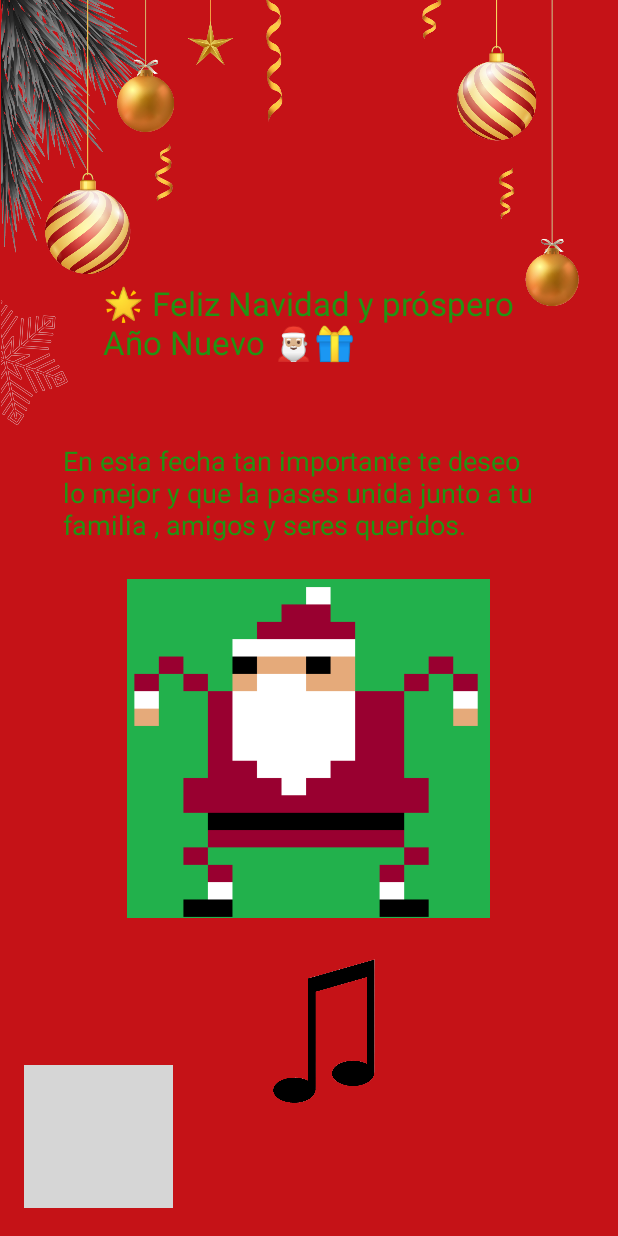
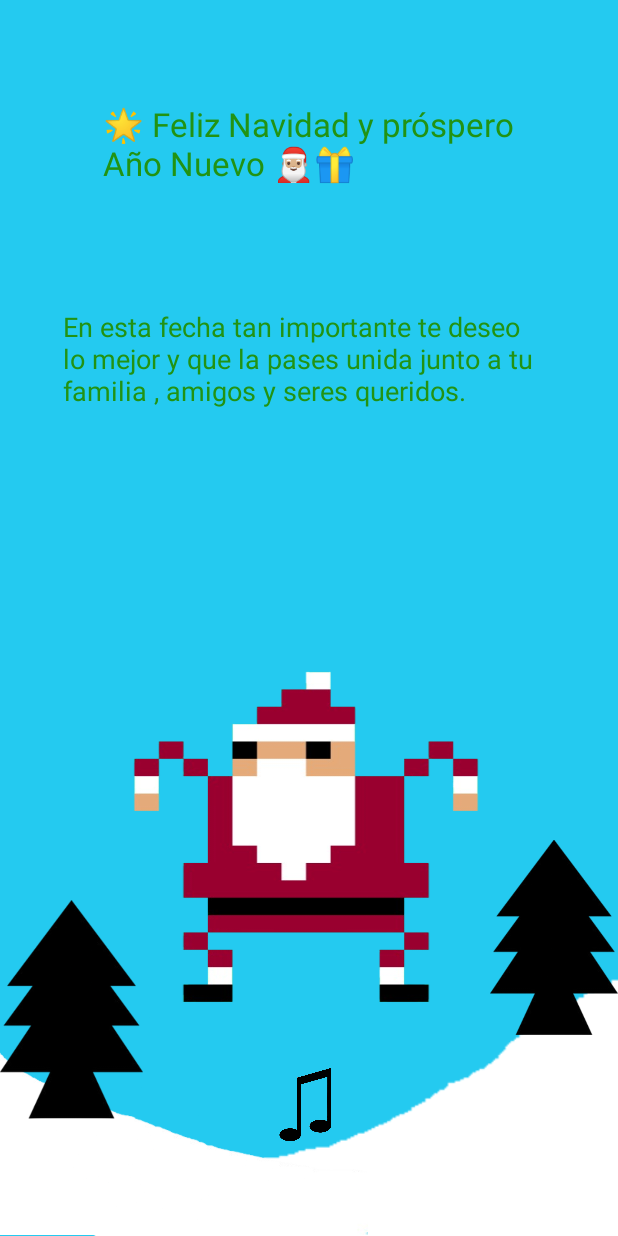
Before and after one commit to DaniCH20/broma, an Android app: the screen it shows after launch (MainActivity), on a phone screen of 412 x 824 dp. Run offline under Robolectric (Android 15) with nearby library versions, the phone set to English and light mode, and no system bars; grey boxes are pictures that could not be loaded.

Commit message:
Actualizacion de la aplicacion se cambio el diseño de la app

```diff
--- a/app/build.gradle.kts
+++ b/app/build.gradle.kts
@@ -1,11 +1,12 @@
 plugins {
     alias(libs.plugins.android.application)
     alias(libs.plugins.kotlin.android)
+
 }
 
 android {
     namespace = "com.example.villancicos"
-    compileSdk = 35
+    compileSdk = 36
 
     defaultConfig {
         applicationId = "com.example.villancicos"
@@ -45,4 +46,8 @@ dependencies {
     testImplementation(libs.junit)
     androidTestImplementation(libs.androidx.junit)
     androidTestImplementation(libs.androidx.espresso.core)
+
+    // Glide GIF support
+    implementation("com.github.bumptech.glide:glide:4.16.0")
+
 }
--- a/app/src/main/java/com/example/villancicos/MainActivity.kt
+++ b/app/src/main/java/com/example/villancicos/MainActivity.kt
@@ -14,6 +14,7 @@ import kotlinx.coroutines.Job
 import kotlinx.coroutines.delay
 import kotlinx.coroutines.isActive
 import kotlinx.coroutines.launch
+import com.bumptech.glide.Glide
 
 class MainActivity : AppCompatActivity() {
     private lateinit var animationDrawable: AnimationDrawable
@@ -41,7 +42,12 @@ class MainActivity : AppCompatActivity() {
     override fun onCreate(savedInstanceState: Bundle?) {
         super.onCreate(savedInstanceState)
         setContentView(R.layout.activity_main)
+        val gif = findViewById<ImageView>(R.id.imageView6)
 
+        Glide.with(this)
+            .asGif()
+            .load(R.drawable.fondo)  // tu gif en /res/drawable/
+            .into(gif)
 
         val imageView = findViewById<ImageView>(R.id.imageView)
          playButton = findViewById(R.id.imageButton1)
--- a/app/src/main/res/layout/activity_main.xml
+++ b/app/src/main/res/layout/activity_main.xml
@@ -4,10 +4,20 @@
     xmlns:tools="http://schemas.android.com/tools"
     android:layout_width="match_parent"
     android:layout_height="match_parent"
-    android:background="@color/red"
+    android:background="@color/celeste"
     tools:context=".MainActivity">
 
-
+    <ImageView
+        android:id="@+id/imageView6"
+        android:layout_width="wrap_content"
+        android:layout_height="wrap_content"
+        android:layout_marginTop="4dp"
+        android:elevation="0dp"
+        app:layout_constraintEnd_toEndOf="parent"
+        app:layout_constraintHorizontal_bias="0.0"
+        app:layout_constraintStart_toStartOf="parent"
+        app:layout_constraintTop_toTopOf="parent"
+        app:srcCompat="@drawable/fondo" />
     <TextView
         android:id="@+id/textView1"
         android:layout_width="293dp"
@@ -20,21 +30,21 @@
         app:layout_constraintHorizontal_bias="0.576"
         app:layout_constraintStart_toStartOf="parent"
         app:layout_constraintTop_toTopOf="parent"
-        app:layout_constraintVertical_bias="0.255" />
+        app:layout_constraintVertical_bias="0.093" />
 
     <ImageButton
         android:id="@+id/imageButton1"
-        android:layout_width="112dp"
-        android:layout_height="112dp"
+        android:layout_width="75dp"
+        android:layout_height="57dp"
+        android:elevation="10dp"
         android:background="@drawable/botonredondo"
         android:contentDescription="@string/btnPlay"
         android:scaleType="fitCenter"
         app:layout_constraintBottom_toBottomOf="parent"
         app:layout_constraintEnd_toEndOf="parent"
-        app:layout_constraintHorizontal_bias="0.551"
         app:layout_constraintStart_toStartOf="parent"
         app:layout_constraintTop_toTopOf="parent"
-        app:layout_constraintVertical_bias="0.891"
+        app:layout_constraintVertical_bias="0.925"
         app:srcCompat="@drawable/file" />
 
     <TextView
@@ -49,60 +59,75 @@
         app:layout_constraintHorizontal_bias="0.719"
         app:layout_constraintStart_toStartOf="parent"
         app:layout_constraintTop_toBottomOf="@+id/textView1"
-        app:layout_constraintVertical_bias="0.041" />
+        app:layout_constraintVertical_bias="0.088" />
 
     <ImageView
         android:id="@+id/imageView"
         android:layout_width="242dp"
         android:layout_height="226dp"
         android:contentDescription="@string/txtTitulo"
+        android:elevation="10dp"
         android:scaleType="fitCenter"
         app:layout_constraintBottom_toBottomOf="parent"
         app:layout_constraintEnd_toEndOf="parent"
         app:layout_constraintHorizontal_bias="0.497"
         app:layout_constraintStart_toStartOf="parent"
         app:layout_constraintTop_toTopOf="parent"
-        app:layout_constraintVertical_bias="0.645" />
+
+        app:layout_constraintVertical_bias="0.74" />
 
     <ImageView
-        android:id="@+id/imageView2"
-        android:layout_width="99dp"
-        android:layout_height="95dp"
-        android:contentDescription="@string/descripcion"
+        android:id="@+id/imageView5"
+        android:layout_width="501dp"
+        android:layout_height="246dp"
+        android:elevation="0dp"
         app:layout_constraintBottom_toBottomOf="parent"
         app:layout_constraintEnd_toEndOf="parent"
-        app:layout_constraintHorizontal_bias="0.051"
+        app:layout_constraintHorizontal_bias="0.122"
         app:layout_constraintStart_toStartOf="parent"
         app:layout_constraintTop_toTopOf="parent"
-        app:layout_constraintVertical_bias="0.974"
-        app:srcCompat="@drawable/adorno4" />
+
+        app:layout_constraintVertical_bias="1.0"
+        app:srcCompat="@drawable/nieve" />
 
     <ImageView
-        android:id="@+id/imageView3"
-        android:layout_width="194dp"
-        android:layout_height="342dp"
-        android:scaleType="fitCenter"
-        android:contentDescription="@string/descripcion"
+        android:id="@+id/imageView7"
+        android:layout_width="245dp"
+        android:layout_height="164dp"
+        android:elevation="0dp"
         app:layout_constraintBottom_toBottomOf="parent"
         app:layout_constraintEnd_toEndOf="parent"
         app:layout_constraintHorizontal_bias="0.0"
         app:layout_constraintStart_toStartOf="parent"
         app:layout_constraintTop_toTopOf="parent"
-        app:layout_constraintVertical_bias="0.0"
-        app:srcCompat="@drawable/adorno56" />
+        app:layout_constraintVertical_bias="1.01"
+        app:srcCompat="@drawable/nieve2" />
 
     <ImageView
-        android:id="@+id/imageView4"
-        android:layout_width="149dp"
-        android:layout_height="207dp"
-        android:contentDescription="@string/descripcion"
+        android:id="@+id/imageView8"
+        android:layout_width="95dp"
+        android:layout_height="255dp"
+        app:layout_constraintBottom_toBottomOf="parent"
+        app:layout_constraintEnd_toEndOf="parent"
+        app:layout_constraintHorizontal_bias="0.0"
+        app:layout_constraintStart_toStartOf="parent"
+        app:layout_constraintTop_toTopOf="parent"
+        app:layout_constraintVertical_bias="0.959"
+        app:srcCompat="@drawable/pino" />
+
+    <ImageView
+        android:id="@+id/imageView9"
+        android:layout_width="85dp"
+        android:layout_height="227dp"
         app:layout_constraintBottom_toBottomOf="parent"
         app:layout_constraintEnd_toEndOf="parent"
         app:layout_constraintHorizontal_bias="1.0"
         app:layout_constraintStart_toStartOf="parent"
         app:layout_constraintTop_toTopOf="parent"
-        app:layout_constraintVertical_bias="0.0"
-        app:srcCompat="@drawable/adorno572" />
+        app:layout_constraintVertical_bias="0.857"
+        app:srcCompat="@drawable/pino" />
+
+
 
 
 </androidx.constraintlayout.widget.ConstraintLayout>
--- a/app/src/main/res/values/colors.xml
+++ b/app/src/main/res/values/colors.xml
@@ -4,4 +4,5 @@
     <color name="white">#FFFFFFFF</color>
     <color name="green">#229313</color>
     <color name="red">#c51217</color>
+    <color name="celeste">#24CAF0</color>
 </resources>
--- a/gradle/libs.versions.toml
+++ b/gradle/libs.versions.toml
@@ -1,5 +1,5 @@
 [versions]
-agp = "8.6.0"
+agp = "8.13.1"
 kotlin = "1.9.0"
 coreKtx = "1.15.0"
 junit = "4.13.2"
```
Also changed, not shown: app/src/main/res/drawable/nieve.png (added), app/src/main/res/drawable/nieve2.png (added), app/src/main/res/drawable/pino.png (added), app/src/main/res/drawable/santa2.png, app/src/main/res/drawable/santa3.png, app/src/main/res/drawable/santa4.png, app/src/main/res/drawable/santa5.png, gradle.properties (line endings or trailing spaces), gradle/wrapper/gradle-wrapper.properties, 3 other files.
